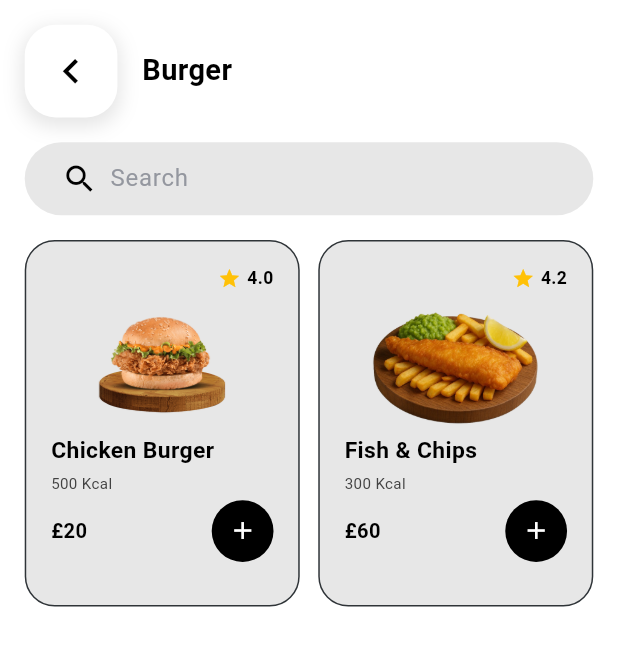
After one commit to Ali01129/queens, a Flutter app: the Home screen opened directly, after a tap on "Burger", on a phone screen of 412 x 824 dp. The commit adds this screen. Shown: the top 646 px of the screen. Run offline on Flutter 3.47's test engine with Material 3 defaults, Android fonts, the phone set to English and light mode, and no system bars; our stand-ins replace cloud_firestore, firebase_auth, firebase_core, flutter_slidable, image_picker and 2 more; missing offline and left inert: dart:ffi; accounts and stored records are empty.

Commit message:
added categorie item page

```diff
--- a/lib/components/home/categorieItem.dart
+++ b/lib/components/home/categorieItem.dart
@@ -1,6 +1,8 @@
 import 'package:flutter/material.dart';
+import 'package:provider/provider.dart';
 import 'package:queens/components/colors/appColor.dart';
 import 'package:responsive_sizer/responsive_sizer.dart';
+import '../../provider/categorieProvider.dart';
 
 class CategorieItem extends StatelessWidget {
   final String image;
@@ -16,7 +18,15 @@ class CategorieItem extends StatelessWidget {
 
   @override
   Widget build(BuildContext context) {
-    return Container(
+
+    void onTap(){
+      Navigator.pushNamed(context, '/categoriePage');
+      Provider.of<CategoryProvider>(context, listen: false).changeCategory(name);
+    }
+
+    return GestureDetector(
+      onTap: onTap,
+      child: Container(
         width: 30.w,
         padding: EdgeInsets.all(2.h),
         decoration: BoxDecoration(
@@ -42,6 +52,7 @@ class CategorieItem extends StatelessWidget {
             ),
           ],
         ),
+      ),
     );
   }
 }
--- /dev/null
+++ b/lib/components/home/categoriePage.dart
@@ -0,0 +1,117 @@
+import 'package:flutter/material.dart';
+import 'package:provider/provider.dart';
+import 'package:queens/components/home/searchBar.dart';
+import 'package:responsive_sizer/responsive_sizer.dart';
+import '../../database/menu.dart';
+import '../../provider/categorieProvider.dart';
+import '../backButton.dart';
+import '../colors/appColor.dart';
+import 'menuItem.dart';
+
+class Categoriepage extends StatefulWidget {
+  const Categoriepage({super.key});
+
+  @override
+  State<Categoriepage> createState() => _CategoriepageState();
+}
+
+class _CategoriepageState extends State<Categoriepage> {
+  late TextEditingController searchController;
+  late List<Map<String, dynamic>> items;
+  late List<Map<String, dynamic>> filteredItems;
+  final menu = Menu();
+
+  @override
+  void initState() {
+    super.initState();
+    searchController = TextEditingController();
+    searchController.addListener(_filterItems);
+  }
+
+  void _filterItems() {
+    final query = searchController.text.toLowerCase();
+    setState(() {
+      filteredItems = items.where((item) {
+        return item['name'].toString().toLowerCase().contains(query);
+      }).toList();
+    });
+  }
+
+  @override
+  void didChangeDependencies() {
+    super.didChangeDependencies();
+    final currentCategory = Provider.of<CategoryProvider>(context).currentCategory;
+    items = menu.getMenuByCategory(currentCategory);
+    filteredItems = List.from(items);
+  }
+
+  @override
+  void dispose() {
+    searchController.dispose();
+    super.dispose();
+  }
+
+  bool isDarkMode(BuildContext context) {
+    return Theme.of(context).brightness == Brightness.dark;
+  }
+
+  @override
+  Widget build(BuildContext context) {
+    final currentCategory = Provider.of<CategoryProvider>(context).currentCategory;
+    bool darkMode = isDarkMode(context);
+
+    return Scaffold(
+      backgroundColor: darkMode ? AppColors.darkbg : AppColors.lightbg,
+      body: SafeArea(
+        child: SingleChildScrollView(
+          child: Padding(
+            padding: EdgeInsets.all(4.w),
+            child: Column(
+              crossAxisAlignment: CrossAxisAlignment.start,
+              children: [
+                Row(
+                  children: [
+                    BackButtonWidget(darkMode: darkMode),
+                    SizedBox(width: 4.w),
+                    Text(
+                      currentCategory,
+                      style: TextStyle(
+                        fontSize: 18.sp,
+                        fontWeight: FontWeight.bold,
+                        color: darkMode ? Colors.white : Colors.black,
+                      ),
+                    ),
+                  ],
+                ),
+                SizedBox(height: 2.h),
+                Searchbar(
+                  controller: searchController,
+                  darkMode: darkMode,
+                ),
+                SizedBox(height: 2.h),
+                GridView.count(
+                  crossAxisCount: 2,
+                  crossAxisSpacing: 3.w,
+                  mainAxisSpacing: 2.h,
+                  shrinkWrap: true,
+                  physics: NeverScrollableScrollPhysics(),
+                  childAspectRatio: 0.75,
+                  children: filteredItems.map((item) {
+                    return Menuitem(
+                      darkMode: darkMode,
+                      calories: item['calories'],
+                      name: item['name'],
+                      price: item['price'],
+                      rating: item['rating'],
+                      image: item['image'],
+                    );
+                  }).toList(),
+                ),
+              ],
+            ),
+          ),
+        ),
+      ),
+    );
+  }
+}
--- a/lib/components/home/popular.dart
+++ b/lib/components/home/popular.dart
@@ -1,6 +1,8 @@
 import 'package:flutter/material.dart';
 import 'package:queens/components/home/menuItem.dart';
 import 'package:responsive_sizer/responsive_sizer.dart';
+
+import '../../database/menu.dart';
 
 class Popular extends StatelessWidget {
   final bool darkMode;
@@ -9,43 +11,8 @@ class Popular extends StatelessWidget {
   @override
   Widget build(BuildContext context) {
     // Sample menu items list
-    final List<Map<String, dynamic>> menuItems = [
-      {
-        "name": "Chicken Burger",
-        "image": "assets/burger.png",
-        "price": 20,
-        "calories": 500,
-        "rating": 4.0
-      },
-      {
-        "name": "Chicken Pie",
-        "image": "assets/pie.png",
-        "price": 18,
-        "calories": 450,
-        "rating": 4.5
-      },
-      {
-        "name": "Beef Pepperoni",
-        "image": "assets/pizza.png",
-        "price": 50,
-        "calories": 550,
-        "rating": 4.0
-      },
-      {
-        "name": "Veggie Wrap",
-        "image": "assets/wrap.png",
-        "price": 60,
-        "calories": 300,
-        "rating": 4.2
-      },
-      {
-        "name": "Fish & chips",
-        "image": "assets/fish.png",
-        "price": 60,
-        "calories": 300,
-        "rating": 4.2
-      },
-    ];
+    final menu = Menu();
+    final menuItems = menu.getAllMenu();
 
     return Column(
       crossAxisAlignment: CrossAxisAlignment.start,
--- /dev/null
+++ b/lib/database/menu.dart
@@ -0,0 +1,56 @@
+import 'package:flutter/material.dart';
+
+class Menu {
+  final List<Map<String, dynamic>> _menuItems = [
+    {
+      "name": "Chicken Burger",
+      "image": "assets/burger.png",
+      "price": 20,
+      "calories": 500,
+      "rating": 4.0,
+      "category": "Burger"
+    },
+    {
+      "name": "Chicken Pie",
+      "image": "assets/pie.png",
+      "price": 18,
+      "calories": 450,
+      "rating": 4.5,
+      "category": "Pie"
+    },
+    {
+      "name": "Beef Pepperoni",
+      "image": "assets/pizza.png",
+      "price": 50,
+      "calories": 550,
+      "rating": 4.0,
+      "category": "Pizza"
+    },
+    {
+      "name": "Fish & Chips",
+      "image": "assets/fish.png",
+      "price": 60,
+      "calories": 300,
+      "rating": 4.2,
+      "category": "Burger"
+    },
+    {
+      "name": "Veggie Wrap",
+      "image": "assets/wrap.png",
+      "price": 60,
+      "calories": 300,
+      "rating": 4.2,
+      "category": "Wrap"
+    },
+  ];
+
+  List<Map<String, dynamic>> getAllMenu() {
+    return _menuItems;
+  }
+
+  List<Map<String, dynamic>> getMenuByCategory(String category) {
+    return _menuItems
+        .where((item) => item["category"].toString().toLowerCase() == category.toLowerCase())
+        .toList();
+  }
+}
--- a/lib/main.dart
+++ b/lib/main.dart
@@ -1,6 +1,8 @@
 import 'package:flutter/material.dart';
+import 'package:queens/components/home/categoriePage.dart';
 import 'package:queens/database/authGate.dart';
 import 'package:queens/navigation/bottom.dart';
+import 'package:queens/provider/categorieProvider.dart';
 import 'package:queens/screens/addressPage.dart';
 import 'package:queens/screens/bio.dart';
 import 'package:queens/screens/itemPage.dart';
@@ -33,6 +35,7 @@ void main() async{
         providers: [
           ChangeNotifierProvider(create: (context)=>UserProvider()),
           ChangeNotifierProvider(create: (context)=>CartProvider()),
+          ChangeNotifierProvider(create: (_) => CategoryProvider()),
         ],
         child: MyApp() ,
       ),
@@ -61,6 +64,7 @@ class MyApp extends StatelessWidget {
             '/authgate':(context)=>AuthGate(),
             '/addressPage':(context)=>Addresspage(),
             '/paymentPage':(context)=>Paymentpage(),
+            '/categoriePage':(context)=>Categoriepage(),
           },
           themeMode: ThemeMode.system,
           theme: ThemeData.light(),
--- /dev/null
+++ b/lib/provider/categorieProvider.dart
@@ -0,0 +1,12 @@
+import 'package:flutter/material.dart';
+
+class CategoryProvider extends ChangeNotifier {
+  String _currentCategory = "Burger";
+
+  String get currentCategory => _currentCategory;
+
+  void changeCategory(String newCategory) {
+    _currentCategory = newCategory;
+    notifyListeners();
+  }
+}
```
Also changed, not shown: 1 other file. Lines whose indentation alone changed are shown as unchanged.
